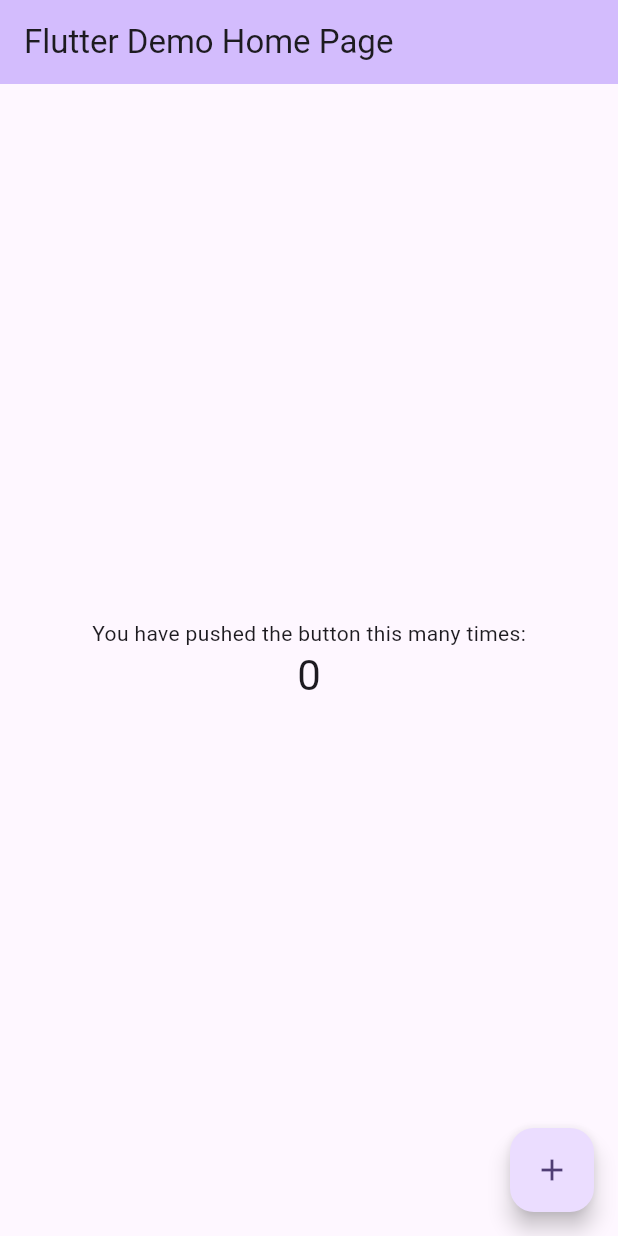
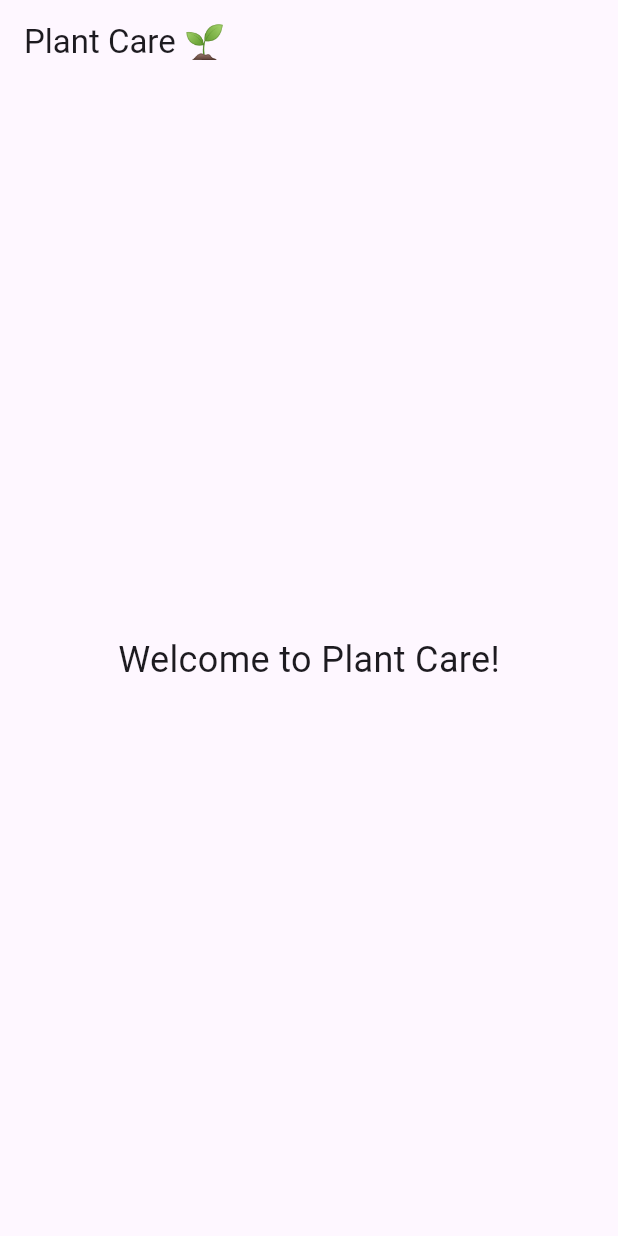
Before and after one commit to tadakaradhika2-art/plant-care-water-reminder, a Flutter app: the screen it shows after launch, on a phone screen of 412 x 824 dp. Run offline on Flutter 3.47's test engine with Material 3 defaults, Android fonts, the phone set to English and light mode, and no system bars.

Commit message:
Add basic plant care home screen

```diff
--- a/lib/main.dart
+++ b/lib/main.dart
@@ -1,121 +1,39 @@
 import 'package:flutter/material.dart';
 
 void main() {
-  runApp(const MyApp());
+  runApp(const PlantCareApp());
 }
 
-class MyApp extends StatelessWidget {
-  const MyApp({super.key});
+class PlantCareApp extends StatelessWidget {
+  const PlantCareApp({super.key});
 
-  // This widget is the root of your application.
   @override
   Widget build(BuildContext context) {
     return MaterialApp(
-      title: 'Flutter Demo',
+      debugShowCheckedModeBanner: false,
+      title: 'Plant Care',
       theme: ThemeData(
-        // This is the theme of your application.
-        //
-        // TRY THIS: Try running your application with "flutter run". You'll see
-        // the application has a purple toolbar. Then, without quitting the app,
-        // try changing the seedColor in the colorScheme below to Colors.green
-        // and then invoke "hot reload" (save your changes or press the "hot
-        // reload" button in a Flutter-supported IDE, or press "r" if you used
-        // the command line to start the app).
-        //
-        // Notice that the counter didn't reset back to zero; the application
-        // state is not lost during the reload. To reset the state, use hot
-        // restart instead.
-        //
-        // This works for code too, not just values: Most code changes can be
-        // tested with just a hot reload.
-        colorScheme: .fromSeed(seedColor: Colors.deepPurple),
+        primarySwatch: Colors.green,
       ),
-      home: const MyHomePage(title: 'Flutter Demo Home Page'),
+      home: const HomeScreen(),
     );
   }
 }
 
-class MyHomePage extends StatefulWidget {
-  const MyHomePage({super.key, required this.title});
-
-  // This widget is the home page of your application. It is stateful, meaning
-  // that it has a State object (defined below) that contains fields that affect
-  // how it looks.
-
-  // This class is the configuration for the state. It holds the values (in this
-  // case the title) provided by the parent (in this case the App widget) and
-  // used by the build method of the State. Fields in a Widget subclass are
-  // always marked "final".
-
-  final String title;
-
-  @override
-  State<MyHomePage> createState() => _MyHomePageState();
-}
-
-class _MyHomePageState extends State<MyHomePage> {
-  int _counter = 0;
-
-  void _incrementCounter() {
-    setState(() {
-      // This call to setState tells the Flutter framework that something has
-      // changed in this State, which causes it to rerun the build method below
-      // so that the display can reflect the updated values. If we changed
-      // _counter without calling setState(), then the build method would not be
-      // called again, and so nothing would appear to happen.
-      _counter++;
-    });
-  }
+class HomeScreen extends StatelessWidget {
+  const HomeScreen({super.key});
 
   @override
   Widget build(BuildContext context) {
-    // This method is rerun every time setState is called, for instance as done
-    // by the _incrementCounter method above.
-    //
-    // The Flutter framework has been optimized to make rerunning build methods
-    // fast, so that you can just rebuild anything that needs updating rather
-    // than having to individually change instances of widgets.
     return Scaffold(
       appBar: AppBar(
-        // TRY THIS: Try changing the color here to a specific color (to
-        // Colors.amber, perhaps?) and trigger a hot reload to see the AppBar
-        // change color while the other colors stay the same.
-        backgroundColor: Theme.of(context).colorScheme.inversePrimary,
-        // Here we take the value from the MyHomePage object that was created by
-        // the App.build method, and use it to set our appbar title.
-        title: Text(widget.title),
+        title: const Text('Plant Care 🌱'),
       ),
-      body: Center(
-        // Center is a layout widget. It takes a single child and positions it
-        // in the middle of the parent.
-        child: Column(
-          // Column is also a layout widget. It takes a list of children and
-          // arranges them vertically. By default, it sizes itself to fit its
-          // children horizontally, and tries to be as tall as its parent.
-          //
-          // Column has various properties to control how it sizes itself and
-          // how it positions its children. Here we use mainAxisAlignment to
-          // center the children vertically; the main axis here is the vertical
-          // axis because Columns are vertical (the cross axis would be
-          // horizontal).
-          //
-          // TRY THIS: Invoke "debug painting" (choose the "Toggle Debug Paint"
-          // action in the IDE, or press "p" in the console), to see the
-          // wireframe for each widget.
-          mainAxisAlignment: .center,
-          children: [
-            const Text('You have pushed the button this many times:'),
-            Text(
-              '$_counter',
-              style: Theme.of(context).textTheme.headlineMedium,
-            ),
-          ],
+      body: const Center(
+        child: Text(
+          'Welcome to Plant Care!',
+          style: TextStyle(fontSize: 24),
         ),
-      ),
-      floatingActionButton: FloatingActionButton(
-        onPressed: _incrementCounter,
-        tooltip: 'Increment',
-        child: const Icon(Icons.add),
       ),
     );
   }
```
